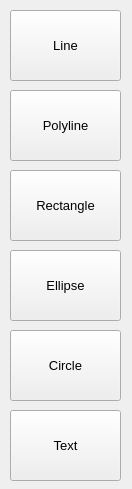
Before: the Qt Designer form shapeselectmenu.ui in B-Minus-Programmers/jojibrush, drawn with Qt 5.
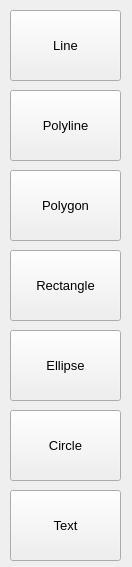
After: the same form once the commit is applied.

Commit message:
Select Shape Type (#70)
* Restarted the select shapes branch with an old-fashioned copy-paste

* Fixed multiple definitions problem in Canvas

* Fixed some errors, renamed a misspelled file

What changed in the file:
```diff
--- a/shapeselectmenu.ui
+++ b/shapeselectmenu.ui
@@ -7,7 +7,7 @@
     <x>0</x>
     <y>0</y>
     <width>132</width>
-    <height>489</height>
+    <height>567</height>
    </rect>
   </property>
   <property name="windowTitle">
@@ -35,7 +35,7 @@
    <property name="geometry">
     <rect>
      <x>10</x>
-     <y>170</y>
+     <y>250</y>
      <width>111</width>
      <height>71</height>
     </rect>
@@ -53,7 +53,7 @@
    <property name="geometry">
     <rect>
      <x>10</x>
-     <y>250</y>
+     <y>330</y>
      <width>111</width>
      <height>71</height>
     </rect>
@@ -71,7 +71,7 @@
    <property name="geometry">
     <rect>
      <x>10</x>
-     <y>410</y>
+     <y>490</y>
      <width>111</width>
      <height>71</height>
     </rect>
@@ -107,7 +107,7 @@
    <property name="geometry">
     <rect>
      <x>10</x>
-     <y>330</y>
+     <y>410</y>
      <width>111</width>
      <height>71</height>
     </rect>
@@ -121,6 +121,24 @@
     <string>Circle</string>
    </property>
   </widget>
+  <widget class="QPushButton" name="selectPolygon">
+   <property name="geometry">
+    <rect>
+     <x>10</x>
+     <y>170</y>
+     <width>111</width>
+     <height>71</height>
+    </rect>
+   </property>
+   <property name="font">
+    <font>
+     <pointsize>10</pointsize>
+    </font>
+   </property>
+   <property name="text">
+    <string>Polygon</string>
+   </property>
+  </widget>
  </widget>
  <resources/>
  <connections/>
```
The commit also changes 6 other files.
